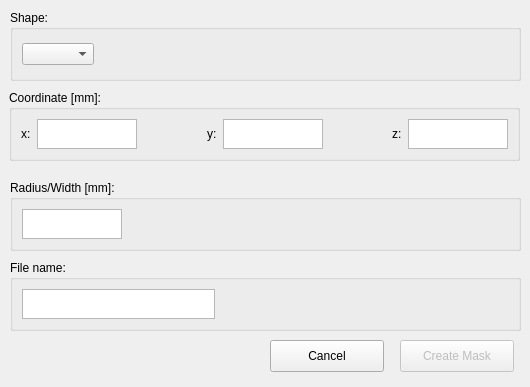
First picture: the form in src/ui/create_mask.ui, repository pfechd/jabe, before the edit.
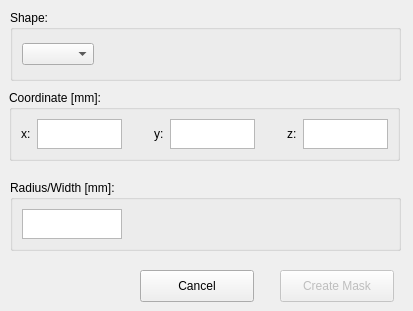
Second picture: the form after the edit.

Patch:
```diff
--- a/src/ui/create_mask.ui
+++ b/src/ui/create_mask.ui
@@ -6,8 +6,8 @@
    <rect>
     <x>0</x>
     <y>0</y>
-    <width>530</width>
-    <height>387</height>
+    <width>413</width>
+    <height>311</height>
    </rect>
   </property>
   <property name="windowTitle">
@@ -18,7 +18,7 @@
     <rect>
      <x>9</x>
      <y>90</y>
-     <width>511</width>
+     <width>391</width>
      <height>71</height>
     </rect>
    </property>
@@ -128,7 +128,7 @@
     <rect>
      <x>10</x>
      <y>180</y>
-     <width>511</width>
+     <width>391</width>
      <height>71</height>
     </rect>
    </property>
@@ -172,7 +172,7 @@
     <rect>
      <x>10</x>
      <y>10</y>
-     <width>511</width>
+     <width>391</width>
      <height>71</height>
     </rect>
    </property>
@@ -204,8 +204,8 @@
    </property>
    <property name="geometry">
     <rect>
-     <x>400</x>
-     <y>340</y>
+     <x>280</x>
+     <y>270</y>
      <width>114</width>
      <height>32</height>
     </rect>
@@ -217,8 +217,8 @@
   <widget class="QPushButton" name="pushButton_cancel">
    <property name="geometry">
     <rect>
-     <x>270</x>
-     <y>340</y>
+     <x>140</x>
+     <y>270</y>
      <width>114</width>
      <height>32</height>
     </rect>
@@ -227,53 +227,6 @@
     <string>Cancel</string>
    </property>
   </widget>
-  <widget class="QGroupBox" name="horizontalGroupBox_file_name">
-   <property name="geometry">
-    <rect>
-     <x>10</x>
-     <y>260</y>
-     <width>511</width>
-     <height>71</height>
-    </rect>
-   </property>
-   <property name="title">
-    <string>File name:</string>
-   </property>
-   <layout class="QHBoxLayout" name="horizontalLayout_4">
-    <item>
-     <widget class="QTextEdit" name="textEdit_file_name">
-      <property name="sizePolicy">
-       <sizepolicy hsizetype="Maximum" vsizetype="Maximum">
-        <horstretch>0</horstretch>
-        <verstretch>0</verstretch>
-       </sizepolicy>
-      </property>
-      <property name="maximumSize">
-       <size>
-        <width>200</width>
-        <height>100</height>
-       </size>
-      </property>
-     </widget>
-    </item>
-    <item>
-     <spacer name="horizontalSpacer_5">
-      <property name="orientation">
-       <enum>Qt::Horizontal</enum>
-      </property>
-      <property name="sizeType">
-       <enum>QSizePolicy::Maximum</enum>
-      </property>
-      <property name="sizeHint" stdset="0">
-       <size>
-        <width>300</width>
-        <height>20</height>
-       </size>
-      </property>
-     </spacer>
-    </item>
-   </layout>
-  </widget>
  </widget>
  <resources/>
  <connections/>
```
Left out of the diff: 5 changed lines with no effect on the pictures.
